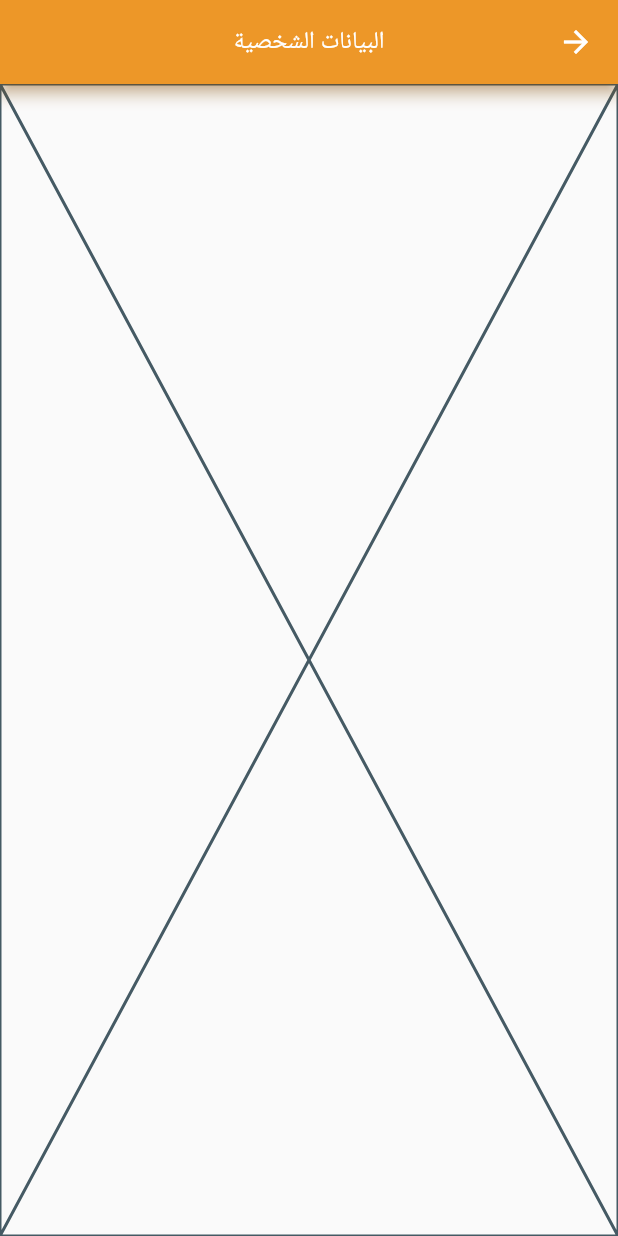
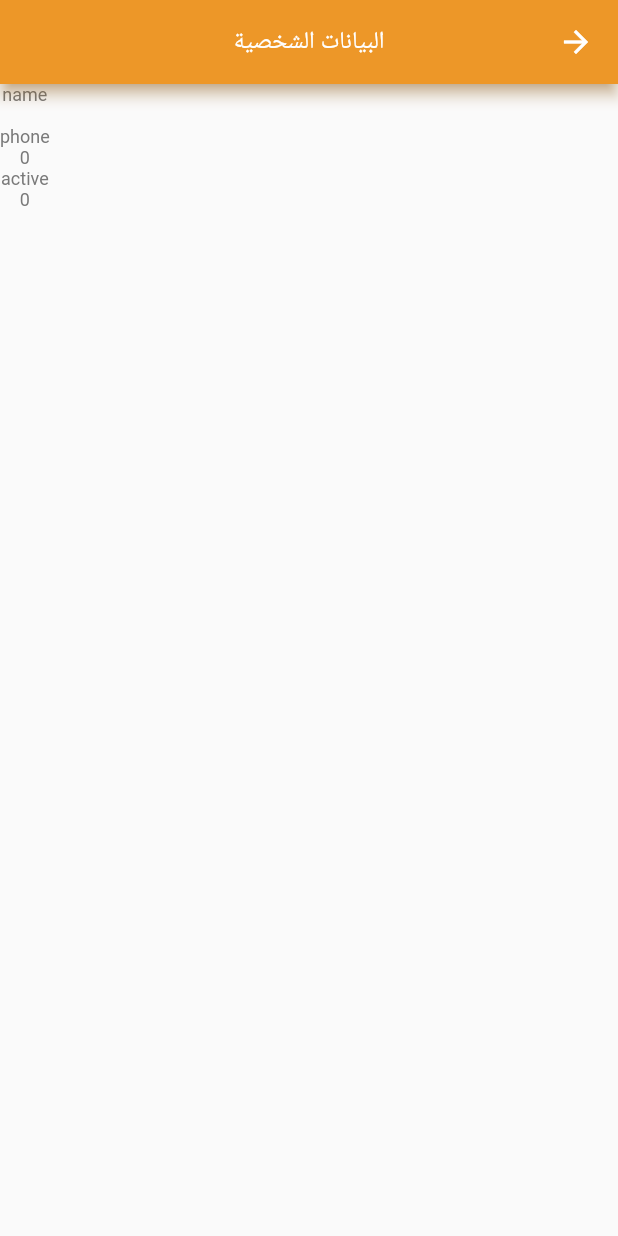
Before and after one commit to mahmoudhamdyae/p2, a Flutter app: the PersonalDataView screen opened by its route, on a phone screen of 412 x 824 dp. Run offline on Flutter 3.47's test engine with Material 2 defaults, Android fonts, the phone set to English and light mode, and no system bars; our stand-ins replace awesome_dialog, dio, get, get_it, internet_connection_checker, lottie and 2 more; accounts and stored records are empty; network calls fail; Roboto replaces fonts that are missing (Montserrat).

Commit message:
Get Personal Data

```diff
--- /dev/null
+++ b/lib/app/personal_data.dart
@@ -0,0 +1,15 @@
+class PersonalData {
+  String name;
+  String phone;
+  int active;
+
+  PersonalData(this.name, this.phone, this.active);
+
+  factory PersonalData.fromJson(Map<String, dynamic> json) {
+    return PersonalData(
+        json["user"]['name'] as String? ?? "",
+        json["user"]['phone'] as String? ?? "",
+        json["user"]['active'] as int? ?? 0
+    );
+  }
+}
--- a/lib/presentation/main/personal_data/personal_data_view.dart
+++ b/lib/presentation/main/personal_data/personal_data_view.dart
@@ -1,16 +1,31 @@
 import 'package:flutter/material.dart';
+import 'package:testt/app/di.dart';
+import 'package:testt/presentation/main/personal_data/personal_data_controller.dart';
 import 'package:testt/presentation/resources/strings_manager.dart';
 
 class PersonalDataView extends StatelessWidget {
-  const PersonalDataView({super.key});
+
+  PersonalDataController controller = instance<PersonalDataController>();
+
+  PersonalDataView({super.key});
 
   @override
   Widget build(BuildContext context) {
+    controller.getPersonalData();
     return Scaffold(
       appBar: AppBar(
         title: const Text(AppStrings.personal_data_button),
       ),
-      body: Placeholder(),
+      body: Column(
+        children: [
+          Text("name"),
+          Text(controller.personalData.value.name),
+          Text("phone"),
+          Text(controller.personalData.value.phone),
+          Text("active"),
+          Text(controller.personalData.value.active.toString())
+        ],
+      ),
     );
   }
 }
--- a/lib/presentation/main/prices/prices_view.dart
+++ b/lib/presentation/main/prices/prices_view.dart
@@ -2,7 +2,6 @@ import 'package:awesome_dialog/awesome_dialog.dart';
 import 'package:flutter/material.dart';
 import 'package:get/get.dart';
 import 'package:testt/app/di.dart';
-import 'package:testt/presentation/main/fridges/dialogs/add_ambar_dialog.dart';
 import 'package:testt/presentation/main/prices/prices_controller.dart';
 import 'package:testt/presentation/resources/strings_manager.dart';
 import 'package:testt/presentation/resources/values_manager.dart';
--- a/lib/presentation/resources/routes_manager.dart
+++ b/lib/presentation/resources/routes_manager.dart
@@ -54,7 +54,7 @@ class RouteGenerator {
       case Routes.reportsRoute:
         return MaterialPageRoute(builder: (_) => ReportsView());
       case Routes.personalDataRoute:
-        return MaterialPageRoute(builder: (_) => const PersonalDataView());
+        return MaterialPageRoute(builder: (_) => PersonalDataView());
       case Routes.usersRoute:
         return MaterialPageRoute(builder: (_) => const UsersView());
       default:
```
Also changed, not shown: lib/data/services/api_service.dart (+27 -5 lines), lib/presentation/main/personal_data/personal_data_controller.dart (+20 -0 lines).
